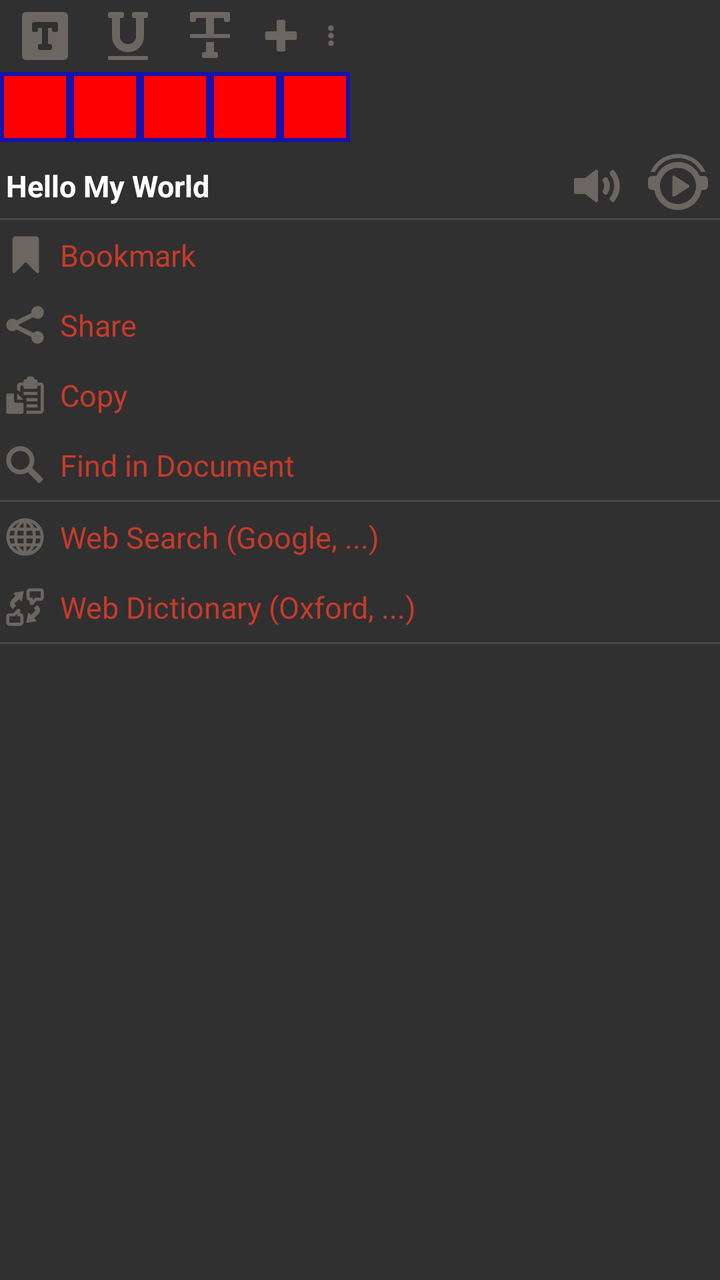
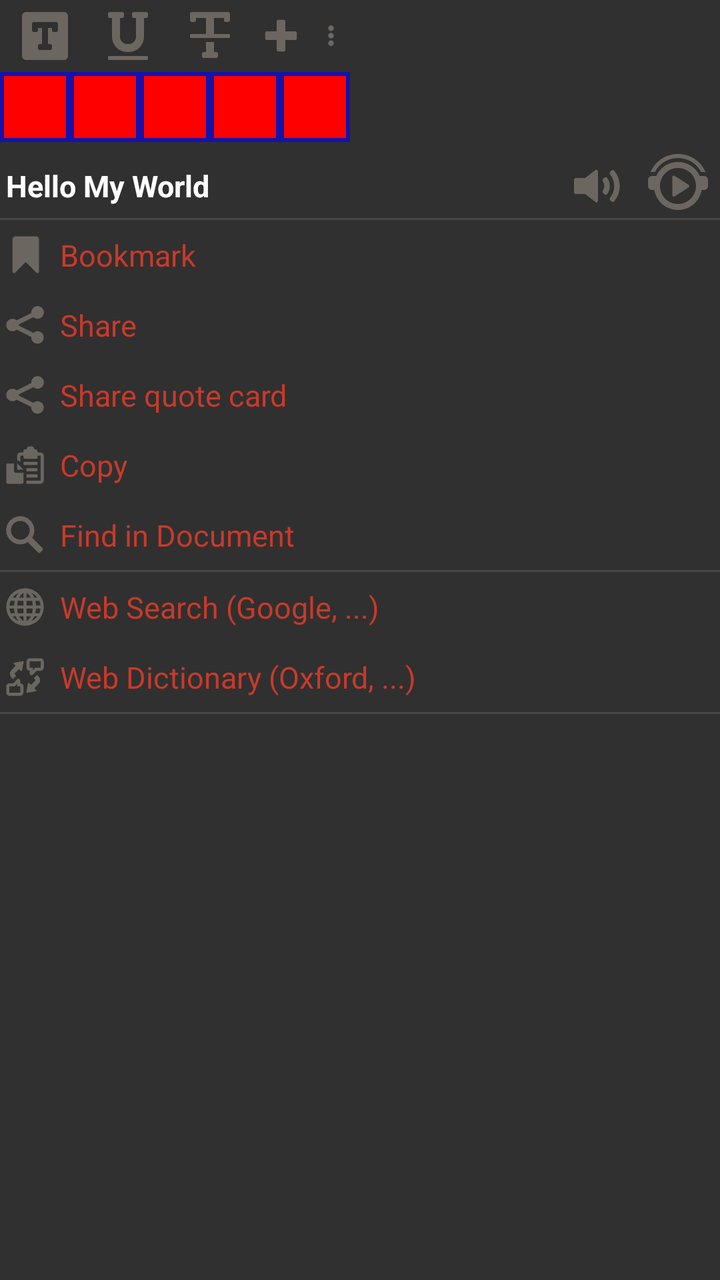

The first picture is an Android layout as it rendered before a commit; the second is the same layout after the commit. The layout source and the unified diff follow.
<!-- AndroidManifest.xml: application theme StyledIndicatorsBlack -->
<!-- res/layout/dialog_selected_text.xml -->
<?xml version="1.0" encoding="utf-8"?>
<ScrollView xmlns:android="http://schemas.android.com/apk/res/android"
    android:layout_width="wrap_content"
    android:layout_height="300dip"
    android:orientation="vertical">

    <LinearLayout
        android:layout_width="wrap_content"
        android:layout_height="wrap_content"
        android:orientation="vertical">

        <HorizontalScrollView
            android:layout_width="match_parent"
            android:layout_height="wrap_content"

            android:scrollbars="none">

            <LinearLayout
                android:layout_width="match_parent"
                android:layout_height="wrap_content"
                android:gravity="center_vertical"
                android:orientation="horizontal">

                <ImageView
                    android:id="@+id/onSelection"
                    android:contentDescription="@string/allow_text_highlight"
                    android:layout_width="@dimen/wh_button"
                    android:layout_height="@dimen/wh_button"
                    android:layout_marginLeft="5dip"
                    android:background="@android:drawable/list_selector_background"
                    android:padding="2dip"
                    android:src="@drawable/glyphicons_695_text_background"
                    android:tint="@color/tint_gray" />

                <ImageView
                    android:id="@+id/onUnderline"
                    android:importantForAccessibility="no"
                    android:layout_width="@dimen/wh_button"
                    android:layout_height="@dimen/wh_button"
                    android:layout_marginLeft="5dip"
                    android:background="@android:drawable/list_selector_background"
                    android:padding="2dip"
                    android:src="@drawable/glyphicons_104_underline"
                    android:tint="@color/tint_gray" />

                <ImageView
                    android:id="@+id/onStrike"
                    android:importantForAccessibility="no"
                    android:layout_width="@dimen/wh_button"
                    android:layout_height="@dimen/wh_button"
                    android:layout_marginLeft="5dip"
                    android:background="@android:drawable/list_selector_background"
                    android:padding="2dip"
                    android:src="@drawable/glyphicons_105_strikethrough"
                    android:tint="@color/tint_gray" />

                <LinearLayout
                    android:id="@+id/customsLayout"
                    android:layout_width="wrap_content"
                    android:layout_height="match_parent"
                    android:gravity="center_vertical"
                    android:orientation="horizontal"></LinearLayout>

                <ImageView
                    android:id="@+id/onAddCustom"
                    android:importantForAccessibility="no"
                    android:layout_width="@dimen/wh_button_small"
                    android:layout_height="@dimen/wh_button_small"
                    android:layout_marginLeft="5dip"
                    android:background="@android:drawable/list_selector_background"
                    android:padding="1dip"
                    android:src="@drawable/glyphicons_371_plus"
                    android:tint="@color/tint_gray" />

                
                <ImageView
                    android:id="@+id/moreToggle"
                    android:layout_width="@dimen/wh_button_small"
                    android:layout_height="@dimen/wh_button_small"
                    android:contentDescription="@string/more"
                    android:padding="5dip"
                    android:src="@drawable/glyphicons_498_more_vertical"
                    android:tint="@color/tint_gray" />

                <ImageView
                    android:id="@+id/onRemoveMark"
                    android:contentDescription="@string/clear_all"
                    android:layout_width="@dimen/wh_button"
                    android:layout_height="@dimen/wh_button"
                    android:layout_marginLeft="10dip"
                    android:background="@android:drawable/list_selector_background"
                    android:padding="2dip"
                    android:src="@drawable/glyphicons_17_bin"
                    android:tint="@color/tint_gray"
                    android:visibility="gone" />
            </LinearLayout>
        </HorizontalScrollView>

        <HorizontalScrollView
            android:layout_width="match_parent"
            android:layout_height="wrap_content"
            android:layout_marginBottom="4dip"
            android:scrollbars="none">

            <LinearLayout
                android:id="@+id/colorsLine"
                android:layout_width="wrap_content"
                android:layout_height="wrap_content"
                android:orientation="horizontal">

                <include layout="@layout/item_color" />

                <include layout="@layout/item_color" />

                <include layout="@layout/item_color" />

                <include layout="@layout/item_color" />

                <include layout="@layout/item_color" />
            </LinearLayout>
        </HorizontalScrollView>

        <LinearLayout
            android:layout_width="match_parent"
            android:layout_height="wrap_content"
            android:layout_marginTop="2dip"
            android:gravity="center_vertical"
            android:orientation="horizontal">

            <EditText
                android:id="@+id/editText"
                android:layout_width="match_parent"
                android:layout_height="wrap_content"
                android:layout_marginLeft="3dip"
                android:layout_weight="1"
                android:background="@color/transparent"
                android:ellipsize="end"
                android:maxLines="2"
                android:singleLine="false"
                android:text="Hello My World"
                android:textSize="15sp"
                android:textStyle="bold"></EditText>

            <ImageView
                android:id="@+id/readTTS"
                    android:contentDescription="@string/read_out_loud_with_tts"
                android:layout_width="@dimen/wh_button_medium"
                android:layout_height="@dimen/wh_button_medium"
                android:layout_weight="0"
                android:adjustViewBounds="true"
                android:background="@drawable/bg_clickable"
                android:src="@drawable/glyphicons_186_volume_up"
                android:tint="@color/tint_gray" />

            <ImageView
                android:id="@+id/readTTSNext"
                    android:contentDescription="@string/read_out_loud_with_tts"
                android:layout_width="@dimen/wh_button_medium"
                android:layout_height="@dimen/wh_button_medium"
                android:layout_marginLeft="8dip"
                android:layout_weight="0"
                android:adjustViewBounds="true"
                android:background="@drawable/bg_clickable"
                android:src="@drawable/my_glyphicons_smileys_100_headphones_play"
                android:tint="@color/tint_gray"
                android:layout_marginRight="5dip"
                android:visibility="visible" />

        </LinearLayout>

        <View
            android:layout_width="match_parent"
            android:layout_height="1dp"
            android:background="@color/lt_grey_alpha" />



        <LinearLayout
            android:layout_width="match_parent"
            android:layout_height="wrap_content"
            android:gravity="center_vertical"
            android:background="@android:drawable/list_selector_background"
            android:id="@+id/onAddToBookmark"
            android:orientation="horizontal">

            <ImageView
                android:layout_width="@dimen/wh_button_small"
                android:layout_height="@dimen/wh_button_small"
                android:src="@drawable/glyphicons_73_bookmark"
                android:tint="@color/tint_gray" />

            <TextView

                style="@style/textLink"
                android:layout_width="match_parent"
                android:layout_height="35dip"
                android:gravity="center_vertical"
                android:paddingLeft="10dip"
                android:singleLine="true"
                android:text="@string/add_to_bookmark"
                android:textSize="15sp" />

        </LinearLayout>

        <LinearLayout
            android:layout_width="match_parent"
            android:layout_height="wrap_content"
            android:gravity="center_vertical"
            android:background="@android:drawable/list_selector_background"
            android:id="@+id/onShare"
            android:orientation="horizontal">

            <ImageView
                android:layout_width="@dimen/wh_button_small"
                android:layout_height="@dimen/wh_button_small"
                android:src="@drawable/glyphicons_578_share"
                android:tint="@color/tint_gray" />

            <TextView

                style="@style/textLink"
                android:layout_width="match_parent"
                android:layout_height="35dip"
                android:gravity="center_vertical"
                android:paddingLeft="10dip"
                android:singleLine="true"
                android:text="@string/share"
                android:textSize="15sp" />
        </LinearLayout>

        <LinearLayout
            android:layout_width="match_parent"
            android:layout_height="wrap_content"
            android:background="@android:drawable/list_selector_background"
            android:id="@+id/onCopy"
            android:gravity="center_vertical"
            android:orientation="horizontal">

            <ImageView
                android:layout_width="@dimen/wh_button_small"
                android:layout_height="@dimen/wh_button_small"
                android:src="@drawable/glyphicons_614_copy"
                android:tint="@color/tint_gray" />

            <TextView

                style="@style/textLink"
                android:layout_width="match_parent"
                android:layout_height="35dip"
                android:gravity="center_vertical"
                android:paddingLeft="10dip"
                android:singleLine="true"
                android:text="@string/copy"
                android:textSize="15sp" />

        </LinearLayout>



        <LinearLayout
            android:id="@+id/onBookSearch"
            android:layout_width="match_parent"
            android:layout_height="wrap_content"
            android:gravity="center_vertical"
            android:orientation="horizontal">

            <ImageView
                android:layout_width="@dimen/wh_button_small"
                android:layout_height="@dimen/wh_button_small"
                android:background="@android:drawable/list_selector_background"
                android:src="@drawable/glyphicons_28_search"
                android:tint="@color/tint_gray" />

            <TextView

                style="@style/textLink"
                android:layout_width="match_parent"
                android:layout_height="35dip"
                android:gravity="center_vertical"
                android:paddingLeft="10dip"
                android:singleLine="true"
                android:text="@string/search_in_document"
                android:textSize="15sp" />
        </LinearLayout>

        <View
            android:layout_width="match_parent"
            android:layout_height="1dp"
            android:background="@color/lt_grey_alpha" />


        <LinearLayout
            android:layout_width="match_parent"
            android:layout_height="wrap_content"
            android:gravity="center_vertical"
            android:id="@+id/onGoogle"
            android:orientation="horizontal">

            <ImageView
                android:layout_width="@dimen/wh_button_small"
                android:layout_height="@dimen/wh_button_small"
                android:background="@android:drawable/list_selector_background"
                android:src="@drawable/glyphicons_417_globe"
                android:tint="@color/tint_gray" />

            <TextView
                style="@style/textLink"
                android:layout_width="match_parent"
                android:layout_height="35dip"
                android:gravity="center_vertical"
                android:paddingLeft="10dip"
                android:singleLine="true"
                android:text="@string/web_search_google"
                android:textSize="15sp" />

        </LinearLayout>

        <LinearLayout
            android:layout_width="match_parent"
            android:layout_height="wrap_content"
            android:gravity="center_vertical"
            android:orientation="horizontal">

            <ImageView
                android:layout_width="@dimen/wh_button_small"
                android:layout_height="@dimen/wh_button_small"
                android:src="@drawable/glyphicons_580_translate"
                android:tint="@color/tint_gray" />

            <TextView
                android:id="@+id/onTranslate"
                style="@style/textLink"
                android:layout_width="match_parent"
                android:layout_height="35dip"
                android:background="@android:drawable/list_selector_background"
                android:gravity="center_vertical"
                android:paddingLeft="10dip"
                android:singleLine="true"
                android:text="@string/web_dict_oxfort"
                android:textSize="15sp" />

        </LinearLayout>

        <View
            android:layout_width="match_parent"
            android:layout_height="1dp"
            android:background="@color/lt_grey_alpha" />


        <HorizontalScrollView
            android:layout_width="match_parent"
            android:layout_height="wrap_content"
            android:layout_marginLeft="5dip"
            android:layout_marginTop="10dip"
            android:scrollbars="none">

            <LinearLayout
                android:id="@+id/dictionaryLine"
                android:layout_width="match_parent"
                android:layout_height="wrap_content"
                android:orientation="horizontal"></LinearLayout>
        </HorizontalScrollView>
    </LinearLayout>

</ScrollView>
<!-- res/layout/item_color.xml (included above) -->
<?xml version="1.0" encoding="utf-8"?>
<FrameLayout xmlns:android="http://schemas.android.com/apk/res/android"
    android:layout_width="35dip"
    android:layout_height="35dip"
    android:background="@drawable/bg_border_1_lines"
    android:padding="2dip" >

    <ImageView
        android:padding="4dip"
        android:id="@+id/itColor"
                android:contentDescription="@string/theme_color"
        android:layout_width="match_parent"
        android:layout_height="match_parent"
        android:layout_gravity="center"
        android:gravity="center"
        android:textSize="24sp"
        android:background="#ff0000" />

</FrameLayout>
<!-- resources referenced by this layout -->
<resources>
  <color name="lt_grey_alpha">#33acacac</color>
  <color name="tint_gray">#6B6660</color>
  <color name="transparent">#00000000</color>
  <dimen name="wh_button">36dp</dimen>
  <dimen name="wh_button_medium">32dp</dimen>
  <dimen name="wh_button_small">25dp</dimen>
  <!-- drawable bg_border_1_lines (drawable) -->
  <?xml version="1.0" encoding="utf-8"?>
  <selector xmlns:android="http://schemas.android.com/apk/res/android">
  
      <item><shape android:shape="rectangle">
              <solid android:color="@android:color/transparent" />
              <stroke android:width="2dip" android:color="#990000ff" />
          </shape></item>
  
  </selector>
  <!-- drawable bg_clickable (drawable) -->
  <?xml version="1.0" encoding="utf-8"?>
  <selector
  	xmlns:android="http://schemas.android.com/apk/res/android">
  	
  	
  	
  	<item android:state_pressed="true">
  		<shape>
  		   	<solid android:color="#99daf2" />
  		</shape>
  	</item>
  </selector>
  <string name="add_to_bookmark">Bookmark</string>
  <string name="allow_text_highlight">Enable text selection</string>
  <string name="clear_all">Clear all</string>
  <string name="copy">Copy</string>
  <string name="more">More</string>
  <string name="read_out_loud_with_tts">Read (TTS)</string>
  <string name="search_in_document">Find in Document</string>
  <string name="share">Share</string>
  <string name="theme_color">Color</string>
  <string name="web_dict_oxfort">Web Dictionary (Oxford, ...)</string>
  <string name="web_search_google">Web Search (Google, ...)</string>
  <color name="black">#000000</color>
  <style name="PopupMenuRound" parent="@android:style/Widget.Material.PopupMenu">
          <item name="android:popupBackground">@drawable/bg_popup_round</item>
      </style>
  <style name="PopupMenuRoundOverflow" parent="@android:style/Widget.Material.PopupMenu.Overflow">
          <item name="android:popupBackground">@drawable/bg_popup_round</item>
      </style>
  <style name="ListPopupWindowRound" parent="@android:style/Widget.Material.ListPopupWindow">
          <item name="android:popupBackground">@drawable/bg_popup_round</item>
      </style>
  <style name="SpinnerPopupRound" parent="@android:style/Widget.Material.Spinner">
          <item name="android:popupBackground">@drawable/bg_popup_round</item>
      </style>
  <style name="DialogRoundDark" parent="@android:style/Theme.Material.Dialog.Alert">
          <item name="android:colorAccent">@color/omni_accent</item>
          <item name="android:windowBackground">@drawable/bg_dialog_round_dark</item>
          <item name="android:windowTitleStyle">@style/DialogRoundTitle</item>
      </style>
  <!-- drawable bg_popup_round (drawable) -->
  <?xml version="1.0" encoding="utf-8"?>
  <shape xmlns:android="http://schemas.android.com/apk/res/android"
      android:shape="rectangle" >
  
      <solid android:color="?android:attr/colorBackgroundFloating" />
  
      <corners android:radius="@dimen/popup_radius" />
  
      <padding
          android:bottom="@dimen/dv"
          android:top="@dimen/dv" />
  
  </shape>
  <color name="omni_accent">#C83A2A</color>
  <!-- drawable bg_dialog_round_dark (drawable) -->
  <?xml version="1.0" encoding="utf-8"?>
  <shape xmlns:android="http://schemas.android.com/apk/res/android"
      android:shape="rectangle" >
  
      <solid android:color="#F2303030" />
  
      <corners android:radius="@dimen/radius" />
  
  </shape>
  <style name="DialogRoundTitle">
          <item name="android:textAppearance">?android:attr/textAppearanceLarge</item>
          <item name="android:textAllCaps">true</item>
          <item name="android:textStyle">bold</item>
          <item name="android:singleLine">true</item>
          <item name="android:ellipsize">end</item>
      </style>
  <dimen name="popup_radius">8dp</dimen>
  <dimen name="dv">4dip</dimen>
  <dimen name="radius">10dp</dimen>
  <!-- unchanged entries left out for length: 16 -->
</resources>

<!-- the commit's change to res/layout/dialog_selected_text.xml (unified diff, before → after) -->
@@ -231,6 +231,32 @@
         <LinearLayout
             android:layout_width="match_parent"
             android:layout_height="wrap_content"
+            android:gravity="center_vertical"
+            android:background="@android:drawable/list_selector_background"
+            android:id="@+id/onShareQuoteCard"
+            android:orientation="horizontal">
+
+            <ImageView
+                android:layout_width="@dimen/wh_button_small"
+                android:layout_height="@dimen/wh_button_small"
+                android:contentDescription="@string/share_quote_card"
+                android:src="@drawable/glyphicons_578_share"
+                android:tint="@color/tint_gray" />
+
+            <TextView
+                style="@style/textLink"
+                android:layout_width="match_parent"
+                android:layout_height="35dip"
+                android:gravity="center_vertical"
+                android:paddingLeft="10dip"
+                android:singleLine="true"
+                android:text="@string/share_quote_card"
+                android:textSize="15sp" />
+        </LinearLayout>
+
+        <LinearLayout
+            android:layout_width="match_parent"
+            android:layout_height="wrap_content"
             android:background="@android:drawable/list_selector_background"
             android:id="@+id/onCopy"
             android:gravity="center_vertical"
<!-- resource entries referenced after the edit -->
@@ -37,6 +37,7 @@
   <string name="read_out_loud_with_tts">Read (TTS)</string>
   <string name="search_in_document">Find in Document</string>
   <string name="share">Share</string>
+  <string name="share_quote_card">Share quote card</string>
   <string name="theme_color">Color</string>
   <string name="web_dict_oxfort">Web Dictionary (Oxford, ...)</string>
   <string name="web_search_google">Web Search (Google, ...)</string>
